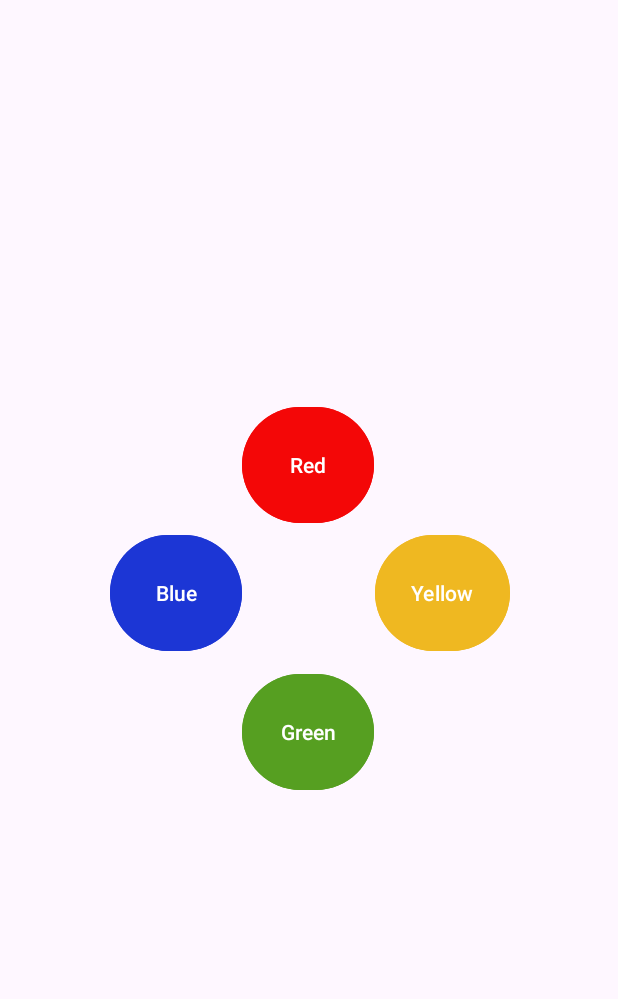
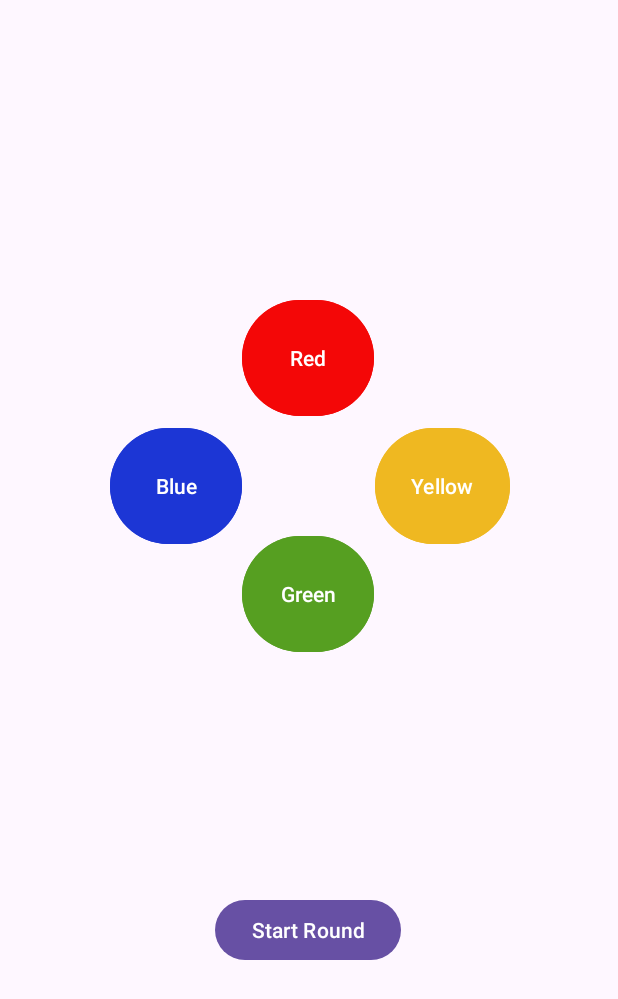
Before and after one commit to Tihersarc/simon-says, an Android app: the screen it shows after launch (MainActivity), after a tap on "Red", on a phone screen of 412 x 824 dp. Shown: the top 999 px of the screen. Run offline under Robolectric (Android 15) with nearby library versions, the light colour scheme and no system bars.

Commit message:
Added start button

```diff
--- a/SimonSays/app/src/main/java/com/app/simonsays/MainActivity.kt
+++ b/SimonSays/app/src/main/java/com/app/simonsays/MainActivity.kt
@@ -29,11 +29,18 @@ class MainActivity : AppCompatActivity() {
         val blueSound = soundPool.load(this, R.raw.blue_sound, 1)
         val yellowSound = soundPool.load(this, R.raw.yellow_sound, 1)
 
+        val startButton : Button = findViewById(R.id.startButton)
+        val hasStarted = false
+
 
         val redButton : Button = findViewById(R.id.redButton)
         val greenButton : Button = findViewById(R.id.greenButton)
         val blueButton : Button = findViewById(R.id.blueButton)
         val yellowButton : Button = findViewById(R.id.yellowButton)
+
+        startButton.setOnClickListener {
+
+        }
 
         redButton.setOnClickListener {
             playSound(redSound)
@@ -53,7 +60,7 @@ class MainActivity : AppCompatActivity() {
         soundPool.play(soundID, 1f, 1f, 1, 0, 1f)
     }
 
-    private fun nextSound() {
+    private fun startRound() {
 
     }
 }
--- a/SimonSays/app/src/main/res/layout/activity_main.xml
+++ b/SimonSays/app/src/main/res/layout/activity_main.xml
@@ -31,7 +31,7 @@
         app:layout_constraintHorizontal_bias="0.498"
         app:layout_constraintStart_toStartOf="parent"
         app:layout_constraintTop_toTopOf="parent"
-        app:layout_constraintVertical_bias="0.603" />
+        app:layout_constraintVertical_bias="0.478" />
 
     <Button
         android:id="@+id/blueButton"
@@ -60,4 +60,16 @@
         app:layout_constraintTop_toBottomOf="@+id/redButton"
         app:layout_constraintVertical_bias="0.0" />
 
+    <Button
+        android:id="@+id/startButton"
+        android:layout_width="wrap_content"
+        android:layout_height="wrap_content"
+        android:text="Start Round"
+        app:layout_constraintBottom_toBottomOf="parent"
+        app:layout_constraintEnd_toEndOf="parent"
+        app:layout_constraintHorizontal_bias="0.498"
+        app:layout_constraintStart_toStartOf="parent"
+        app:layout_constraintTop_toBottomOf="@+id/greenButton"
+        app:layout_constraintVertical_bias="0.467" />
+
 </androidx.constraintlayout.widget.ConstraintLayout>
```
